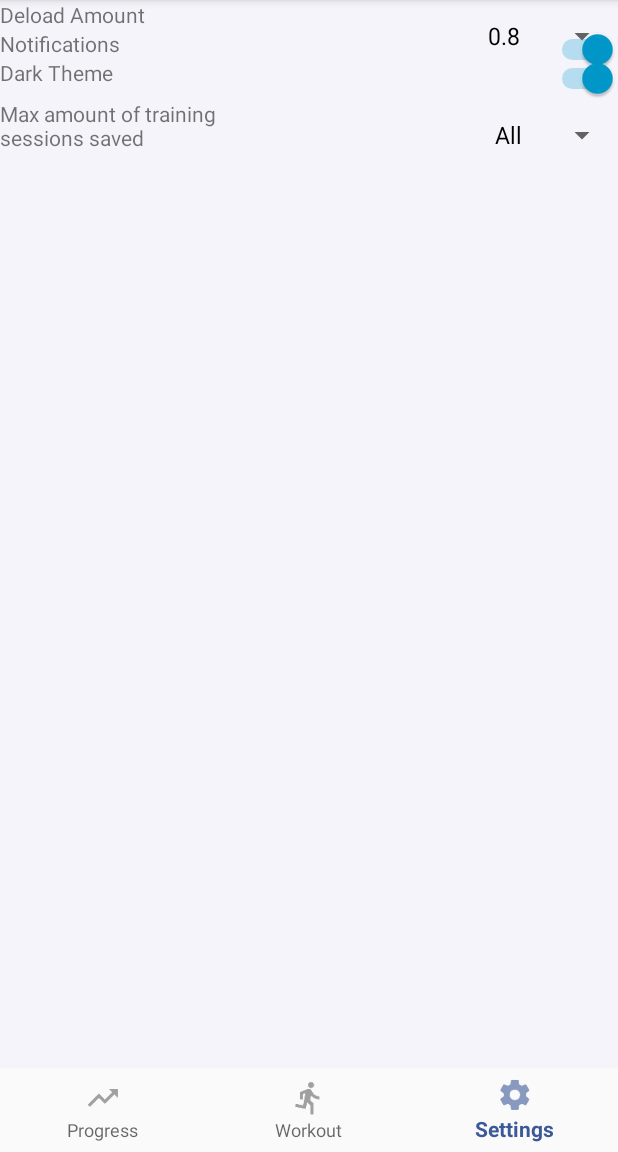
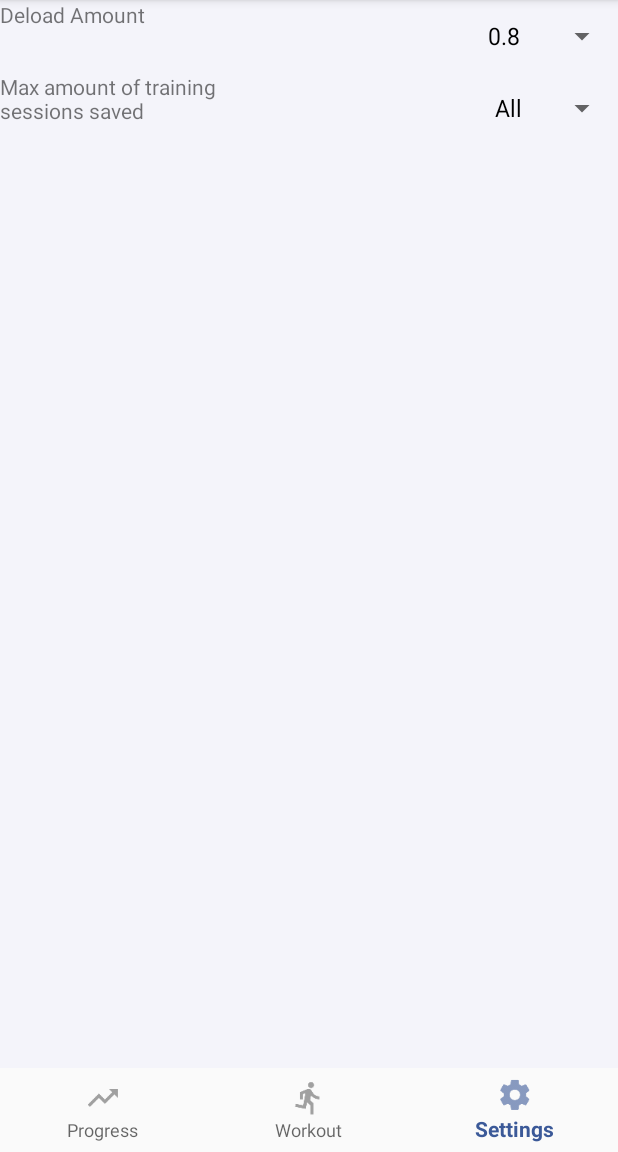
Before and after one commit to janbiko/URGaining, an Android app: the SettingsActivity screen opened directly, with no data from a screen before it, on a phone screen of 412 x 824 dp, the part 84-1236 px from its top. Run offline under Robolectric (Android 15) with nearby library versions, the phone set to English and light mode, and no system bars; libraries missing offline, so code that uses them is left out: com.facebook, com.facebook.login; plain views replace LoginButton, PercentRelativeLayout; 4 statements that could not run were skipped.

Commit message:
Removed redundant settings

```diff
--- a/app/src/main/java/janbiko/urgaining/SettingsActivity.java
+++ b/app/src/main/java/janbiko/urgaining/SettingsActivity.java
@@ -12,7 +12,6 @@ import android.support.v7.widget.Toolbar;
 import android.view.MenuItem;
 import android.widget.ArrayAdapter;
 import android.widget.Spinner;
-import android.widget.Switch;
 
 import com.facebook.CallbackManager;
 import com.facebook.FacebookCallback;
@@ -31,13 +30,9 @@ public class SettingsActivity extends AppCompatActivity {
 
     private static final String PREFS_NAME = "AppPrefs";
     private static final String DELOAD_KEY = "DeloadValue";
-    private static final String THEME_KEY = "ThemeValue";
-    private static final String NOTIFICATION_KEY = "NotificationValue";
     private static final String MAX_TRAINING_SESSIONS_KEY = "MaxTrainingSessions";
 
     private Spinner deloadSpinner;
-    private Switch themeSwitch;
-    private Switch notificationSwitch;
     private Spinner maxTrainingSessionsSpinner;
     private SharedPreferences prefs;
     private WorkoutsDatabase workoutsDB;
@@ -99,7 +94,6 @@ public class SettingsActivity extends AppCompatActivity {
 
     private void initUI() {
         initSpinner();
-        initSwitches();
 
         BottomNavigationView bottomNavigationView = (BottomNavigationView) findViewById(R.id.navigation);
         bottomNavigationView.setSelectedItemId(R.id.navigation_settings);
@@ -125,14 +119,6 @@ public class SettingsActivity extends AppCompatActivity {
 
         Toolbar toolbar = (Toolbar) findViewById(R.id.toolbar);
         setSupportActionBar(toolbar);
-    }
-
-    private void initSwitches() {
-        themeSwitch = (Switch) findViewById(R.id.dark_theme_switch);
-        themeSwitch.setChecked(getThemeCheckerValue(this));
-
-        notificationSwitch = (Switch) findViewById(R.id.notification_switch);
-        notificationSwitch.setChecked(getNotificationCheckerValue(this));
     }
 
     private void initSpinner() {
@@ -180,36 +166,8 @@ public class SettingsActivity extends AppCompatActivity {
         return prefs.getString(MAX_TRAINING_SESSIONS_KEY, "All");
     }
 
-    private void saveThemeCheckerValue() {
-        boolean value = themeSwitch.isChecked();
-
-        SharedPreferences.Editor editor = prefs.edit();
-        editor.putBoolean(THEME_KEY, value);
-        editor.apply();
-    }
-
-    static public boolean getThemeCheckerValue(Context context) {
-        SharedPreferences prefs = context.getSharedPreferences(PREFS_NAME, MODE_PRIVATE);
-        return prefs.getBoolean(THEME_KEY, true);
-    }
-
-    private void saveNotificationCheckerValue() {
-        boolean value = notificationSwitch.isChecked();
-
-        SharedPreferences.Editor editor = prefs.edit();
-        editor.putBoolean(NOTIFICATION_KEY, value);
-        editor.apply();
-    }
-
-    static public boolean getNotificationCheckerValue(Context context) {
-        SharedPreferences prefs = context.getSharedPreferences(PREFS_NAME, MODE_PRIVATE);
-        return prefs.getBoolean(NOTIFICATION_KEY, true);
-    }
-
     private void savePreferences() {
         saveDeloadValue(deloadSpinner.getSelectedItem().toString());
-        saveThemeCheckerValue();
-        saveNotificationCheckerValue();
         saveMaxTrainingSessions(maxTrainingSessionsSpinner.getSelectedItem().toString());
     }
 
--- a/app/src/main/res/layout/activity_settings.xml
+++ b/app/src/main/res/layout/activity_settings.xml
@@ -34,45 +34,9 @@
         />
 
     <TextView
-        android:id="@+id/setting_notifications"
         android:layout_width="wrap_content"
         android:layout_height="wrap_content"
-        android:layout_below="@id/setting_deload"
-        app:layout_marginTopPercent="10%"
-        app:layout_marginLeftPercent="5%"
-        android:text="@string/notifications"/>
-
-
-    <Switch
-        android:id="@+id/notification_switch"
-        android:layout_width="wrap_content"
-        android:layout_height="wrap_content"
-        android:layout_below="@id/setting_deload"
-        app:layout_marginTopPercent="10%"
-        android:layout_alignParentEnd="true"
-        app:layout_marginRightPercent="10%"/>
-
-    <TextView
-        android:layout_width="wrap_content"
-        android:layout_height="wrap_content"
-        android:layout_below="@id/setting_notifications"
-        app:layout_marginTopPercent="10%"
-        app:layout_marginLeftPercent="5%"
-        android:text="@string/dark_theme"/>
-    <Switch
-        android:id="@+id/dark_theme_switch"
-        android:layout_width="wrap_content"
-        android:layout_height="wrap_content"
-        android:layout_below="@id/setting_notifications"
-        app:layout_marginTopPercent="10%"
-        android:layout_alignParentEnd="true"
-        app:layout_marginRightPercent="10%"/>
-
-
-    <TextView
-        android:layout_width="wrap_content"
-        android:layout_height="wrap_content"
-        android:layout_below="@id/dark_theme_switch"
+        android:layout_below="@id/deload_spinner"
         app:layout_marginTopPercent="10%"
         app:layout_marginLeftPercent="5%"
         android:text="@string/max_training_sessions"/>
@@ -80,7 +44,7 @@
         android:id="@+id/max_training_sessions_spinner"
         android:layout_width="wrap_content"
         android:layout_height="wrap_content"
-        android:layout_below="@id/dark_theme_switch"
+        android:layout_below="@id/deload_spinner"
         app:layout_marginTopPercent="10%"
         android:layout_alignParentEnd="true"
         app:layout_marginRightPercent="10%"
--- a/app/src/main/res/values/strings.xml
+++ b/app/src/main/res/values/strings.xml
@@ -29,7 +29,5 @@
     <string name="user">User</string>
 
     <string name="deload">Deload Amount</string>
-    <string name="notifications">Notifications</string>
-    <string name="dark_theme">Dark Theme</string>
     <string name="max_training_sessions">Max amount of training \nsessions saved</string>
 </resources>
```
